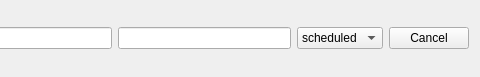
Qt form src/patient-client/src/appointmentdata.ui (bit-cs-practicing/MedicalIntelligence) before a commit; both pictures show x 251 to 731 and y 0 to 77 of the 731 by 77 pixel window.
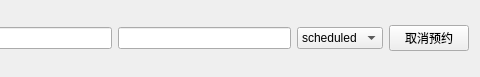
The same form after that commit.

The edit to the form file:
```diff
--- a/src/patient-client/src/appointmentdata.ui
+++ b/src/patient-client/src/appointmentdata.ui
@@ -45,7 +45,7 @@
    <item row="0" column="4">
     <widget class="QPushButton" name="cancelBtn">
      <property name="text">
-      <string>Cancel</string>
+      <string>取消预约</string>
      </property>
     </widget>
    </item>
```
